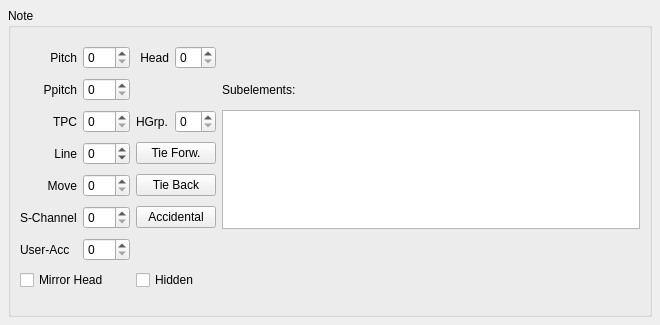
First picture: the form in mscore/mscore/note.ui, repository musescore/musescore-old, before the edit.
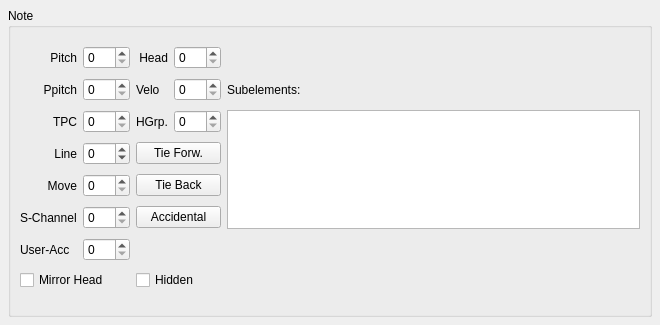
Second picture: the form after the edit.

```diff
--- a/mscore/mscore/note.ui
+++ b/mscore/mscore/note.ui
@@ -226,6 +226,20 @@
         </property>
        </widget>
       </item>
+      <item row="1" column="2">
+       <widget class="QLabel" name="label_11">
+        <property name="text">
+         <string>Velo</string>
+        </property>
+       </widget>
+      </item>
+      <item row="1" column="3">
+       <widget class="QSpinBox" name="velo">
+        <property name="maximum">
+         <number>127</number>
+        </property>
+       </widget>
+      </item>
      </layout>
     </widget>
    </item>
```
